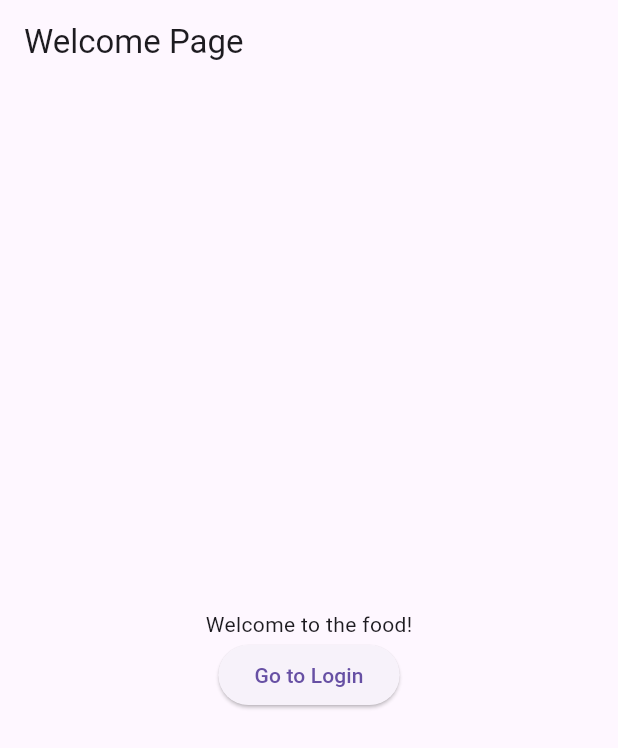
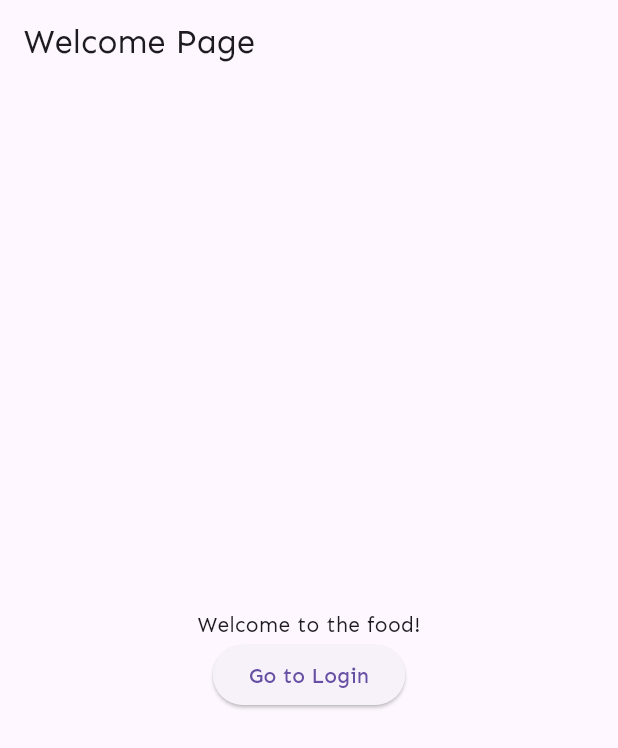
Before and after one commit to omerfbolat/flutter-food-app, a Flutter app: the screen it shows after launch, on a phone screen of 412 x 824 dp. Shown: the top 748 px of the screen. Run offline on Flutter 3.47's test engine with Material 3 defaults, Android fonts, the phone set to English and light mode, and no system bars; our stand-ins replace flutter_redux, redux, redux_thunk.

Commit message:
new fonts add changes fixed

```diff
--- a/lib/main.dart
+++ b/lib/main.dart
@@ -23,6 +23,7 @@ class MyApp extends StatelessWidget {
     return StoreProvider<AppStateWrapper>(
       store: store,
       child: MaterialApp(
+        theme: ThemeData(fontFamily: 'Sen'),
         title: 'Flutter Redux Navigation',
         initialRoute: '/',
         routes: {
```
Also changed, not shown: pubspec.yaml (+14 -22 lines), assets/fonts/Sen-Bold.ttf (added), assets/fonts/Sen-ExtraBold.ttf (added), assets/fonts/Sen-Medium.ttf (added), assets/fonts/Sen-Regular.ttf (added), assets/fonts/Sen-SemiBold.ttf (added).
